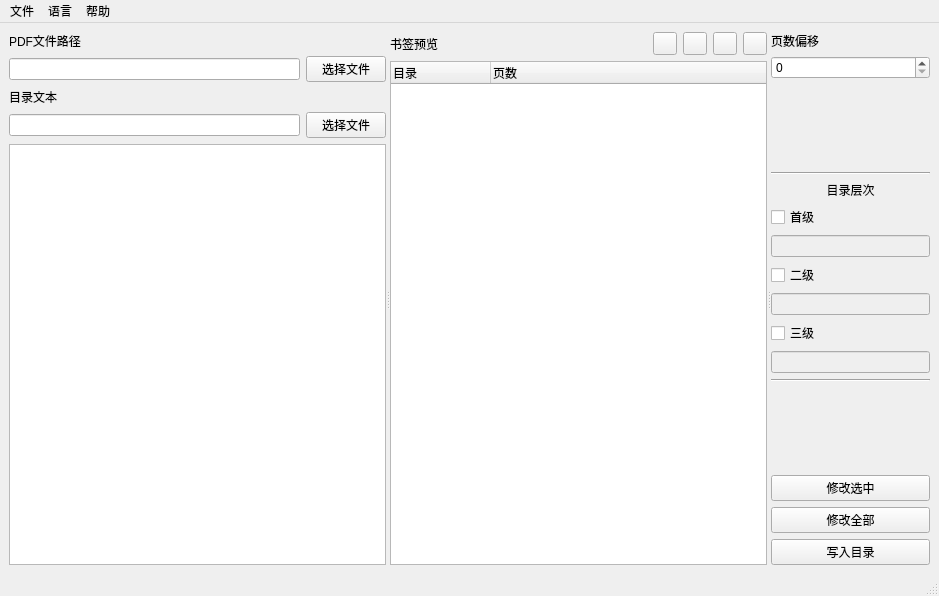
The window that gui/main.ui (SunicYosen/PDFBookmark) describes before a commit, drawn with Qt 5.
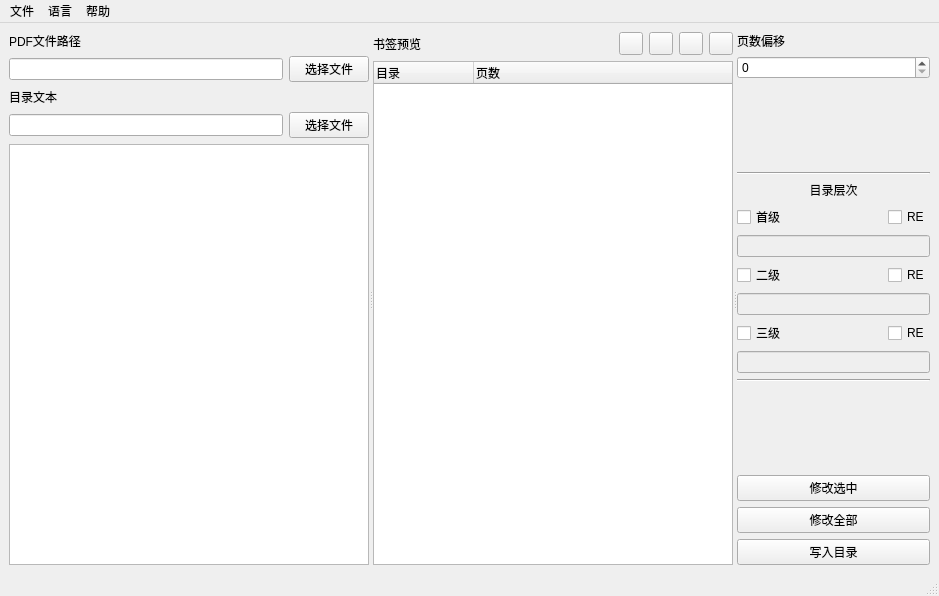
The same window after the commit. Icons and pictures are not drawn.

```diff
--- a/gui/main.ui
+++ b/gui/main.ui
@@ -295,6 +295,8 @@
         <item>
          <layout class="QVBoxLayout" name="verticalLayout_4">
           <item>
+           <layout class="QHBoxLayout" name="horizontalLayout_4">
+            <item>
            <widget class="QCheckBox" name="level0_box">
             <property name="text">
              <string>首级</string>
@@ -302,6 +304,28 @@
            </widget>
           </item>
           <item>
+             <spacer name="level0_space">
+              <property name="orientation">
+               <enum>Qt::Horizontal</enum>
+              </property>
+              <property name="sizeHint" stdset="0">
+               <size>
+                <width>40</width>
+                <height>20</height>
+               </size>
+              </property>
+             </spacer>
+            </item>
+            <item>
+             <widget class="QCheckBox" name="level0_re_box">
+              <property name="text">
+               <string>RE</string>
+              </property>
+             </widget>
+            </item>
+           </layout>
+          </item>
+          <item>
            <widget class="QLineEdit" name="level0_edit">
             <property name="enabled">
              <bool>false</bool>
@@ -312,6 +336,8 @@
            </widget>
           </item>
           <item>
+           <layout class="QHBoxLayout" name="horizontalLayout_5">
+            <item>
            <widget class="QCheckBox" name="level1_box">
             <property name="text">
              <string>二级</string>
@@ -319,6 +345,28 @@
            </widget>
           </item>
           <item>
+             <spacer name="level1_space">
+              <property name="orientation">
+               <enum>Qt::Horizontal</enum>
+              </property>
+              <property name="sizeHint" stdset="0">
+               <size>
+                <width>40</width>
+                <height>20</height>
+               </size>
+              </property>
+             </spacer>
+            </item>
+            <item>
+             <widget class="QCheckBox" name="level1_re_box">
+              <property name="text">
+               <string>RE</string>
+              </property>
+             </widget>
+            </item>
+           </layout>
+          </item>
+          <item>
            <widget class="QLineEdit" name="level1_edit">
             <property name="enabled">
              <bool>false</bool>
@@ -329,11 +377,35 @@
            </widget>
           </item>
           <item>
+           <layout class="QHBoxLayout" name="horizontalLayout_6">
+            <item>
            <widget class="QCheckBox" name="level2_box">
             <property name="text">
              <string>三级</string>
             </property>
            </widget>
+            </item>
+            <item>
+             <spacer name="level2_space">
+              <property name="orientation">
+               <enum>Qt::Horizontal</enum>
+              </property>
+              <property name="sizeHint" stdset="0">
+               <size>
+                <width>40</width>
+                <height>20</height>
+               </size>
+              </property>
+             </spacer>
+            </item>
+            <item>
+             <widget class="QCheckBox" name="level2_re_box">
+              <property name="text">
+               <string>RE</string>
+              </property>
+             </widget>
+            </item>
+           </layout>
           </item>
           <item>
            <widget class="QLineEdit" name="level2_edit">
```
Lines whose indentation alone changed are shown as unchanged.
